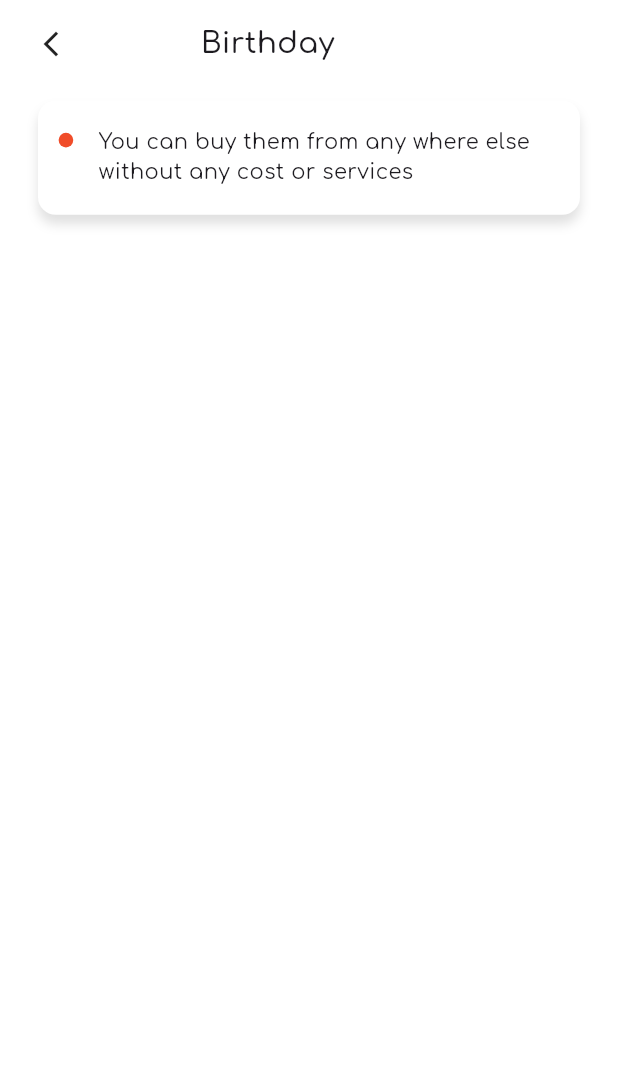
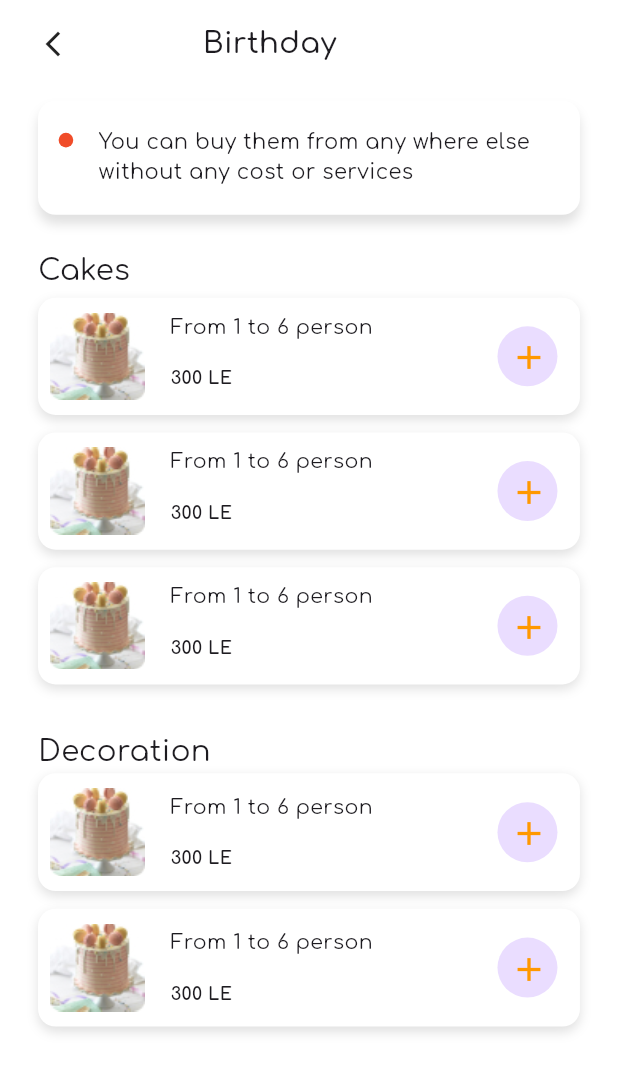
Before and after one commit to AhmedYasserww/shaghaf_app, a Flutter app: the BirthdayViewBody screen opened directly, on a phone screen of 412 x 824 dp. Shown: the top 1072 px of the screen. Run offline on Flutter 3.47's test engine with Material 3 defaults, Android fonts, the light colour scheme and no system bars; our stand-ins replace carousel_slider, dotted_line, flutter_otp_text_field, flutter_screenutil, flutter_svg, go_router and 2 more.

Commit message:
finish ui of birth day view done and refactor it

```diff
--- a/lib/features/home/presentation/views/widgets/birthday_widgets/birthday_view_body.dart
+++ b/lib/features/home/presentation/views/widgets/birthday_widgets/birthday_view_body.dart
@@ -1,25 +1,64 @@
 import 'package:flutter/material.dart';
 import 'package:flutter_screenutil/flutter_screenutil.dart';
-import 'package:shagaf/features/home/presentation/views/widgets/birthday_widgets/custom_app_bar_for%20birthday%20view.dart';
+import 'package:shagaf/core/utils/styles.dart';
+import 'package:shagaf/features/home/presentation/views/widgets/birthday_widgets/custom_botton_of_birthday.dart';
+import 'package:shagaf/features/home/presentation/views/widgets/birthday_widgets/section%20one%20of%20birthdayWidget/birthDay_list_view_cakes.dart';
+import 'package:shagaf/features/home/presentation/views/widgets/birthday_widgets/section%20two%20of%20birthday%20widget/birthday_list_view_decoration.dart';
 
-import '../../../../../../core/widgets/custom_dotted_line.dart';
-import '../membership_view_widgets/custom_app_bar_for_member_ship.dart';
-import 'header_of_birthDay_view.dart';
-class BirthdayViewBody extends StatelessWidget {
+import 'custom_app_bar_for_birthday_view.dart';
+import 'header_of_birthday_view.dart';
+
+class BirthdayViewBody extends StatefulWidget {
   const BirthdayViewBody({super.key});
+
+  @override
+  State<BirthdayViewBody> createState() => _BirthdayViewBodyState();
+}
+
+class _BirthdayViewBodyState extends State<BirthdayViewBody> {
+  bool isItemSelected = false;
+
+  void updateItemSelected(bool isSelected) {
+    setState(() {
+      isItemSelected = isSelected;
+    });
+  }
 
   @override
   Widget build(BuildContext context) {
     return Scaffold(
-      body:Column(
-        children: [
-          SizedBox(height:16.h ,),
-          const SafeArea(child: CustomAppBarForBirthDayView()),
-          SizedBox(height: 24.h,),
-          const HeaderOfBirthDayView()
+      body: Padding(
+        padding: EdgeInsets.symmetric(horizontal: 24.w),
+        child: Column(
+          crossAxisAlignment: CrossAxisAlignment.start,
+          children: [
+            SizedBox(height: 16.h),
+            const SafeArea(child: CustomAppBarForBirthDayView()),
+            SizedBox(height: 24.h),
+            const HeaderOfBirthDayView(),
+            SizedBox(height: 24.h),
+            Text(
+              "Cakes",
+              style: Styles.textStyle20.copyWith(fontWeight: FontWeight.w400),
+            ),
+            SizedBox(height: 4.h),
 
+            BirthDayListViewCakes(onItemSelected: updateItemSelected),
 
-        ],
+            SizedBox(height: 20.h),
+            Text(
+              "Decoration",
+              style: Styles.textStyle20.copyWith(fontWeight: FontWeight.w400),
+            ),
+
+           BirthDayListViewDecorations(onItemSelected: updateItemSelected),
+
+            const SizedBox(height: 20),
+
+            isItemSelected? CustomButtonOfBirthDayView():Text(""),
+            const SizedBox(height: 20),
+          ],
+        ),
       ),
     );
   }
--- a/lib/features/home/presentation/views/widgets/birthday_widgets/custom_app_bar_for birthday view.dart
+++ /dev/null
@@ -1,30 +0,0 @@
-import 'package:flutter/material.dart';
-import 'package:flutter_screenutil/flutter_screenutil.dart';
-import 'package:go_router/go_router.dart';
-import '../../../../../../core/utils/styles.dart';
-class CustomAppBarForBirthDayView extends StatelessWidget {
-  const CustomAppBarForBirthDayView({super.key});
-
-  @override
-  Widget build(BuildContext context) {
-    return Padding(
-      padding: const EdgeInsets.symmetric(horizontal: 24),
-      child: Row(
-        children: [
-          InkWell(
-              onTap: () {
-                GoRouter.of(context).pop();
-              },
-              child: const Icon(Icons.arrow_back_ios_new_outlined,size: 20,)),
-          SizedBox(
-            width: 85.w,
-          ),
-          Text(
-            "Birthday",
-            style: Styles.textStyle20.copyWith(fontWeight: FontWeight.w500),
-          )
-        ],
-      ),
-    );
-  }
-}
--- /dev/null
+++ b/lib/features/home/presentation/views/widgets/birthday_widgets/custom_app_bar_for_birthday_view.dart
@@ -0,0 +1,27 @@
+import 'package:flutter/material.dart';
+import 'package:flutter_screenutil/flutter_screenutil.dart';
+import 'package:go_router/go_router.dart';
+import '../../../../../../core/utils/styles.dart';
+class CustomAppBarForBirthDayView extends StatelessWidget {
+  const CustomAppBarForBirthDayView({super.key});
+
+  @override
+  Widget build(BuildContext context) {
+    return Row(
+      children: [
+        InkWell(
+            onTap: () {
+              GoRouter.of(context).pop();
+            },
+            child: const Icon(Icons.arrow_back_ios_new_outlined,size: 20,)),
+        SizedBox(
+          width: 85.w,
+        ),
+        Text(
+          "Birthday",
+          style: Styles.textStyle20.copyWith(fontWeight: FontWeight.w500),
+        )
+      ],
+    );
+  }
+}
--- /dev/null
+++ b/lib/features/home/presentation/views/widgets/birthday_widgets/custom_botton_of_birthday.dart
@@ -0,0 +1,40 @@
+import 'package:flutter/material.dart';
+import 'package:flutter_screenutil/flutter_screenutil.dart';
+
+import '../../../../../../core/utils/styles.dart';
+class CustomButtonOfBirthDayView extends StatelessWidget {
+  const CustomButtonOfBirthDayView({super.key});
+
+  @override
+  Widget build(BuildContext context) {
+    return    Container(
+      height: 50.h,
+      decoration: BoxDecoration(
+        color: const Color(0xff284844),
+        borderRadius: BorderRadius.circular(10),
+      ),
+      child: Padding(
+        padding: const EdgeInsets.symmetric(horizontal: 27),
+        child: Row(
+          mainAxisAlignment: MainAxisAlignment.spaceBetween,
+          children: [
+            Text(
+              "Loading",
+              style: Styles.textStyle16.copyWith(
+                fontWeight: FontWeight.w600,
+                color: Colors.white,
+              ),
+            ),
+            Text(
+              "EGP 600.0",
+              style: Styles.textStyle16.copyWith(
+                fontWeight: FontWeight.w600,
+                color: Colors.white,
+              ),
+            ),
+          ],
+        ),
+      ),
+    );
+  }
+}
--- a/lib/features/home/presentation/views/widgets/birthday_widgets/header_of_birthDay_view.dart
+++ b/lib/features/home/presentation/views/widgets/birthday_widgets/header_of_birthday_view.dart
@@ -8,7 +8,6 @@ class HeaderOfBirthDayView extends StatelessWidget {
   @override
   Widget build(BuildContext context) {
     return Container(
-      margin:  EdgeInsets.symmetric(horizontal: 24.w),
       padding:  EdgeInsets.only(left: 13.w,right: 5.w ,top: 18.h,bottom: 19.h),
       decoration: BoxDecoration(
         color: Colors.white,
@@ -29,7 +28,7 @@ class HeaderOfBirthDayView extends StatelessWidget {
               padding:  EdgeInsets.only(top: 4.h),
               child: buildTimelineDot()),
           SizedBox(width: 16.w),
-          Expanded(
+          const Expanded(
             child: Text(
                 maxLines: 2,
                 "You can buy them from any where else without any cost or services"),
--- /dev/null
+++ b/lib/features/home/presentation/views/widgets/birthday_widgets/section one of birthdayWidget/birthDay_list_view_cakes.dart
@@ -0,0 +1,25 @@
+import 'package:flutter/material.dart';
+import 'package:flutter_screenutil/flutter_screenutil.dart';
+
+import 'birthday_item_of_cakes.dart';
+class BirthDayListViewCakes extends StatelessWidget {
+  final Function(bool) onItemSelected;
+
+  const BirthDayListViewCakes({super.key, required this.onItemSelected});
+
+  @override
+  Widget build(BuildContext context) {
+    return ListView.builder(
+      shrinkWrap: true,
+      physics: NeverScrollableScrollPhysics(),
+      padding: EdgeInsets.zero,
+      itemCount: 3,
+      itemBuilder: (context, i) {
+        return Padding(
+          padding: EdgeInsets.only(bottom: 12.h),
+          child: BirthDayItemCakes(onItemSelected: onItemSelected),
+        );
+      },
+    );
+  }
+}
--- /dev/null
+++ b/lib/features/home/presentation/views/widgets/birthday_widgets/section one of birthdayWidget/birthday_item_of_cakes.dart
@@ -0,0 +1,107 @@
+import 'package:flutter/material.dart';
+import 'package:flutter_screenutil/flutter_screenutil.dart';
+
+import '../../../../../../../core/utils/styles.dart';
+class BirthDayItemCakes extends StatefulWidget {
+  final Function(bool) onItemSelected;
+
+  const BirthDayItemCakes({super.key, required this.onItemSelected});
+
+  @override
+  State<BirthDayItemCakes> createState() => _BirthDayItemCakesState();
+}
+
+class _BirthDayItemCakesState extends State<BirthDayItemCakes> {
+  int count = 0;
+  bool isSelected = false;
+
+  @override
+  Widget build(BuildContext context) {
+    return GestureDetector(
+      onTap: () {
+        setState(() {
+          if (count > 0 && isSelected == true) {
+            isSelected = !isSelected;
+          }
+        });
+      },
+      child: Container(
+        height: 80.h,
+        decoration: BoxDecoration(
+          color: isSelected == false && count == 0
+              ? Colors.white
+              : const Color(0xffffbcac),
+          borderRadius: BorderRadius.vertical(
+              bottom: Radius.circular(12.r), top: Radius.circular(12.r)),
+          boxShadow: const [
+            BoxShadow(
+              color: Colors.black12,
+              blurRadius: 6,
+              offset: Offset(0, 3),
+            ),
+          ],
+        ),
+        child: Padding(
+          padding: const EdgeInsets.only(top: 10, bottom: 10, left: 8, right: 15),
+          child: Row(
+            children: [
+              SizedBox(
+                width: 60.w,
+                height: 60.h,
+                child: const Image(
+                  image: AssetImage("assets/images/cackImage.jpg"),
+                  fit: BoxFit.fill,
+                ),
+              ),
+              SizedBox(width: 16.w),
+              Column(
+                crossAxisAlignment: CrossAxisAlignment.start,
+                children: [
+                  Text("From 1 to 6 person", style: Styles.textStyle14),
+                  SizedBox(height: 16.h),
+                  Text("300 LE",
+                      style: Styles.textStyle12.copyWith(fontWeight: FontWeight.w700)),
+                ],
+              ),
+              const Spacer(),
+              Row(
+                children: [
+                  if (count > 0)
+                    CircleAvatar(
+                      radius: 20,
+                      child: IconButton(
+                        onPressed: () {
+                          setState(() {
+                            if (count > 0) count--;
+                            if (count == 0) widget.onItemSelected(false);
+                          });
+                        },
+                        icon: const Icon(Icons.remove,
+                            color: Colors.orange, size: 26),
+                      ),
+                    ),
+                  SizedBox(width: 10.w),
+                  if (count > 0)
+                    Text('$count', style: Styles.textStyle14),
+                  SizedBox(width: 10.w),
+                  CircleAvatar(
+                    radius: 20,
+                    child: IconButton(
+                      onPressed: () {
+                        setState(() {
+                          count++;
+                          widget.onItemSelected(true);
+                        });
+                      },
+                      icon: const Icon(Icons.add, color: Colors.orange, size: 26),
+                    ),
+                  ),
+                ],
+              )
+            ],
+          ),
+        ),
+      ),
+    );
+  }
+}
--- /dev/null
+++ b/lib/features/home/presentation/views/widgets/birthday_widgets/section two of birthday widget/birthday_item_of_decorations.dart
@@ -0,0 +1,93 @@
+import 'package:flutter/material.dart';
+import 'package:flutter_screenutil/flutter_screenutil.dart';
+
+import '../../../../../../../core/utils/styles.dart';
+class BirthDayItemDecorations extends StatefulWidget {
+  final Function(bool) onItemSelected;
+  const BirthDayItemDecorations({super.key, required this.onItemSelected});
+
+  @override
+  State<BirthDayItemDecorations> createState() => _BirthDayItemDecorationsState();
+}
+
+class _BirthDayItemDecorationsState extends State<BirthDayItemDecorations> {
+  bool isSelected = false ;
+  @override
+  Widget build(BuildContext context) {
+    return GestureDetector(
+      onTap: (){
+setState(() {
+  isSelected = false;
+});
+
+      },
+      child: Container(
+        decoration: BoxDecoration(
+          color:isSelected==false? Colors.white:const Color(0xffffbcac),
+          borderRadius: BorderRadius.vertical(
+              bottom: Radius.circular(12.r), top: Radius.circular(12.r)),
+          boxShadow: const [
+            BoxShadow(
+              color: Colors.black12,
+              blurRadius: 6,
+              offset: Offset(0, 3),
+            ),
+          ],
+        ),
+        child: Padding(
+          padding:
+          const EdgeInsets.only(top: 10, bottom: 10, left: 8, right: 15),
+          child: Row(
+            children: [
+              SizedBox(
+                width: 60.w,
+                height: 60.h,
+                child: const Image(
+                  image: AssetImage("assets/images/cackImage.jpg"),
+                  fit: BoxFit.fill,
+                ),
+              ),
+              SizedBox(width: 16.w),
+              Column(
+                crossAxisAlignment: CrossAxisAlignment.start,
+                children: [
+                  Text("From 1 to 6 person", style: Styles.textStyle14),
+                  SizedBox(height: 16.h),
+                  Text("300 LE",
+                      style: Styles.textStyle12
+                          .copyWith(fontWeight: FontWeight.w700)),
+                ],
+              ),
+              const Spacer(),
+              Row(
+                children: [
+                  isSelected==false?
+                  CircleAvatar(
+                    radius: 20,
+                    child: IconButton(
+                      onPressed: () {
+                        setState(() {
+                          isSelected = !isSelected;
+                          if (isSelected==false) {
+                            widget.onItemSelected(false) ;
+                          }
+                          else
+                            {
+                              widget.onItemSelected(true) ;
+
+                            }
+                        });
+                      },
+                      icon: const Icon(Icons.add, color: Colors.orange, size: 26),
+
+                    ),
+                  ):const Text("")
+                ],
+              )
+            ],
+          ),
+        ),
+      ),
+    );
+  }
+}
--- /dev/null
+++ b/lib/features/home/presentation/views/widgets/birthday_widgets/section two of birthday widget/birthday_list_view_decoration.dart
@@ -0,0 +1,22 @@
+import 'package:flutter/material.dart';
+import 'package:flutter_screenutil/flutter_screenutil.dart';
+import 'package:shagaf/features/home/presentation/views/widgets/birthday_widgets/section%20two%20of%20birthday%20widget/birthday_item_of_decorations.dart';
+class BirthDayListViewDecorations extends StatelessWidget {
+  const BirthDayListViewDecorations({super.key, required this.onItemSelected});
+  final Function(bool) onItemSelected;
+  @override
+  Widget build(BuildContext context) {
+    return ListView.builder(
+      shrinkWrap: true,
+      physics: const NeverScrollableScrollPhysics(),
+      padding: EdgeInsets.zero,
+      itemCount: 2,
+      itemBuilder: (context, i) {
+        return Padding(
+          padding: EdgeInsets.only(bottom: 12.h),
+          child:  BirthDayItemDecorations(onItemSelected: onItemSelected,),
+        );
+      },
+    );
+  }
+}
```
Also changed, not shown: assets/images/cackImage.jpg (added), pubspec.lock.
